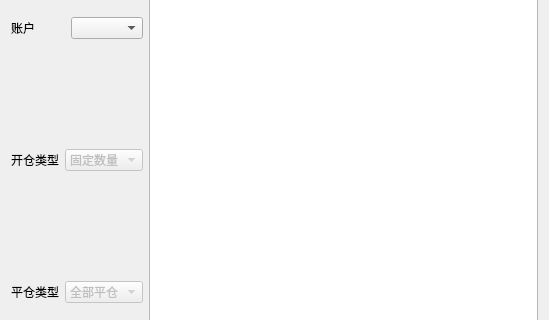
This is ui/strategy.ui in fj11/backtesters as Qt 5 draws it before an edit; both pictures show x 0 to 549 and y 98 to 418 of the 549 by 519 pixel window. The edited form follows.
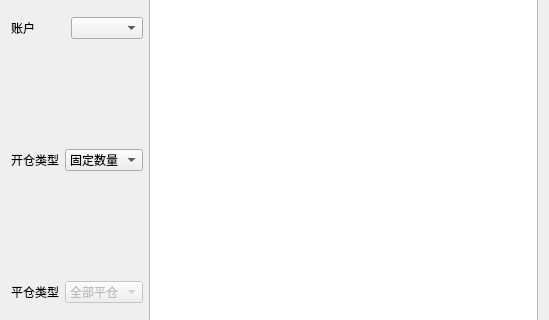
This is the edited form.

```diff
--- a/ui/strategy.ui
+++ b/ui/strategy.ui
@@ -46,7 +46,7 @@
        <item>
         <widget class="QComboBox" name="open_type">
          <property name="enabled">
-          <bool>false</bool>
+          <bool>true</bool>
          </property>
          <item>
           <property name="text">
```
